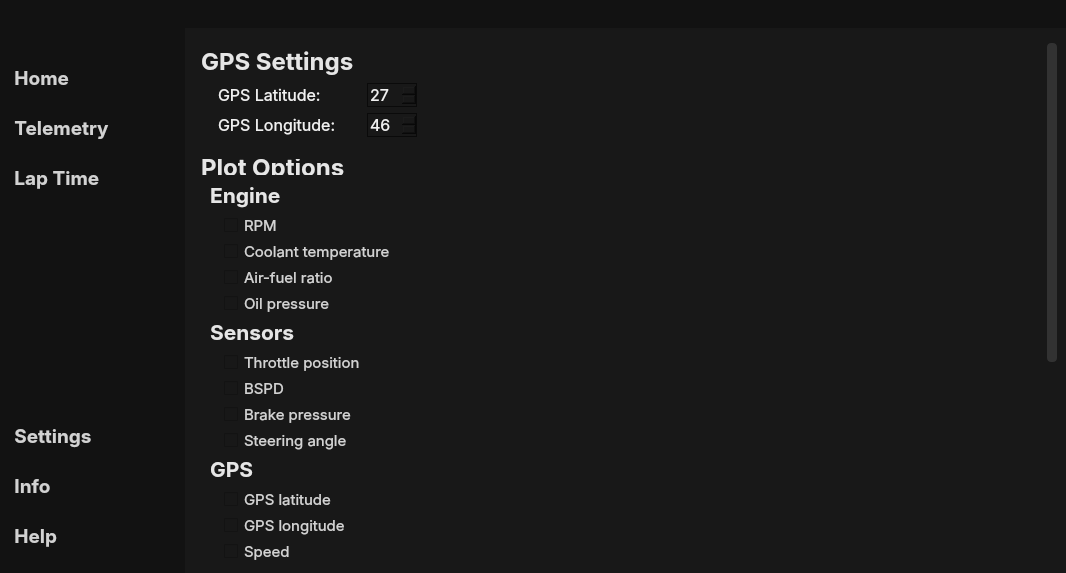
XRuRuX/FormulaStudentQT, file FormulaStudent/mainwindow.ui: the form before one commit.
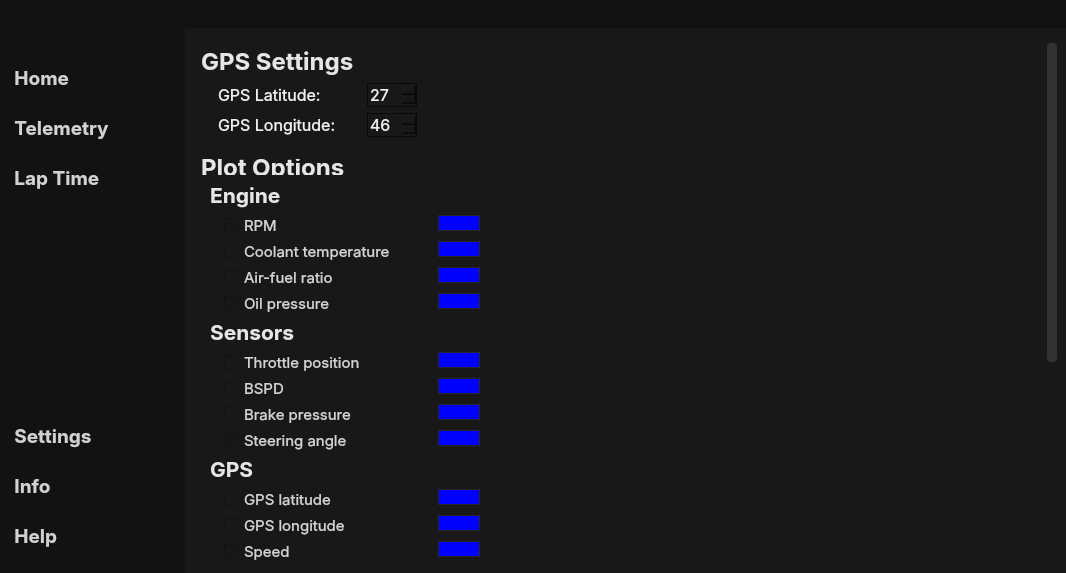
The form after the commit. The open tabs and pages were chosen to show the change. Icons and pictures are not drawn. Custom widgets are drawn as their Qt base class.

Commit message: Added option to change graph color for every element

```diff
--- a/FormulaStudent/mainwindow.ui
+++ b/FormulaStudent/mainwindow.ui
@@ -559,7 +559,7 @@
 }</string>
          </property>
          <property name="currentIndex">
-          <number>1</number>
+          <number>3</number>
          </property>
          <widget class="QWidget" name="homePage">
           <property name="styleSheet">
@@ -818,7 +818,7 @@
               <property name="geometry">
                <rect>
                 <x>0</x>
-                <y>0</y>
+                <y>-238</y>
                 <width>829</width>
                 <height>850</height>
                </rect>
@@ -950,7 +950,7 @@
                 <rect>
                  <x>0</x>
                  <y>106</y>
-                 <width>841</width>
+                 <width>851</width>
                  <height>738</height>
                 </rect>
                </property>
@@ -963,10 +963,18 @@
                <property name="styleSheet">
                 <string notr="true">QCheckBox {
 padding-left: 30px;
+padding-right: 20px;
+}
+
+QPushButton {
+background-color: blue;
+max-width: 30px;
+max-height: 10px;
+border: 1px solid rgb(40, 40, 40);
 }</string>
                </property>
-               <layout class="QVBoxLayout" name="verticalLayout_9">
-                <item>
+               <layout class="QFormLayout" name="formLayout_2">
+                <item row="0" column="0">
                  <widget class="QLabel" name="plotOptionsLabel">
                   <property name="font">
                    <font>
@@ -984,7 +992,7 @@
                   </property>
                  </widget>
                 </item>
-                <item>
+                <item row="1" column="0">
                  <widget class="QLabel" name="engineLabel">
                   <property name="font">
                    <font>
@@ -1002,7 +1010,7 @@
                   </property>
                  </widget>
                 </item>
-                <item>
+                <item row="2" column="0">
                  <widget class="QCheckBox" name="rpmCheckBox">
                   <property name="font">
                    <font>
@@ -1015,7 +1023,17 @@
                   </property>
                  </widget>
                 </item>
-                <item>
+                <item row="2" column="1">
+                 <widget class="QPushButton" name="rpmColorPicker">
+                  <property name="styleSheet">
+                   <string notr="true"/>
+                  </property>
+                  <property name="text">
+                   <string/>
+                  </property>
+                 </widget>
+                </item>
+                <item row="3" column="0">
                  <widget class="QCheckBox" name="coolantTempCheckBox">
                   <property name="font">
                    <font>
@@ -1028,7 +1046,17 @@
                   </property>
                  </widget>
                 </item>
-                <item>
+                <item row="3" column="1">
+                 <widget class="QPushButton" name="coolantTempColorPicker">
+                  <property name="styleSheet">
+                   <string notr="true"/>
+                  </property>
+                  <property name="text">
+                   <string/>
+                  </property>
+                 </widget>
+                </item>
+                <item row="4" column="0">
                  <widget class="QCheckBox" name="afrCheckBox">
                   <property name="font">
                    <font>
@@ -1041,7 +1069,17 @@
                   </property>
                  </widget>
                 </item>
-                <item>
+                <item row="4" column="1">
+                 <widget class="QPushButton" name="afrColorPicker">
+                  <property name="styleSheet">
+                   <string notr="true"/>
+                  </property>
+                  <property name="text">
+                   <string/>
+                  </property>
+                 </widget>
+                </item>
+                <item row="5" column="0">
                  <widget class="QCheckBox" name="oilPressureCheckBox">
                   <property name="font">
                    <font>
@@ -1054,7 +1092,17 @@
                   </property>
                  </widget>
                 </item>
-                <item>
+                <item row="5" column="1">
+                 <widget class="QPushButton" name="oilPressureColorPicker">
+                  <property name="styleSheet">
+                   <string notr="true"/>
+                  </property>
+                  <property name="text">
+                   <string/>
+                  </property>
+                 </widget>
+                </item>
+                <item row="6" column="0">
                  <widget class="QLabel" name="senorsLabel">
                   <property name="font">
                    <font>
@@ -1072,7 +1120,7 @@
                   </property>
                  </widget>
                 </item>
-                <item>
+                <item row="7" column="0">
                  <widget class="QCheckBox" name="throttlePositionCheckBox">
                   <property name="font">
                    <font>
@@ -1085,7 +1133,17 @@
                   </property>
                  </widget>
                 </item>
-                <item>
+                <item row="7" column="1">
+                 <widget class="QPushButton" name="throttlePositionColorPicker">
+                  <property name="styleSheet">
+                   <string notr="true"/>
+                  </property>
+                  <property name="text">
+                   <string/>
+                  </property>
+                 </widget>
+                </item>
+                <item row="8" column="0">
                  <widget class="QCheckBox" name="bspdCheckBox">
                   <property name="font">
                    <font>
@@ -1098,7 +1156,17 @@
                   </property>
                  </widget>
                 </item>
-                <item>
+                <item row="8" column="1">
+                 <widget class="QPushButton" name="bspdColorPicker">
+                  <property name="styleSheet">
+                   <string notr="true"/>
+                  </property>
+                  <property name="text">
+                   <string/>
+                  </property>
+                 </widget>
+                </item>
+                <item row="9" column="0">
                  <widget class="QCheckBox" name="brakePressureCheckBox">
                   <property name="font">
                    <font>
@@ -1111,7 +1179,17 @@
                   </property>
                  </widget>
                 </item>
-                <item>
+                <item row="9" column="1">
+                 <widget class="QPushButton" name="brakePressureColorPicker">
+                  <property name="styleSheet">
+                   <string notr="true"/>
+                  </property>
+                  <property name="text">
+                   <string/>
+                  </property>
+                 </widget>
+                </item>
+                <item row="10" column="0">
                  <widget class="QCheckBox" name="steeringAngleCheckBox">
                   <property name="font">
                    <font>
@@ -1124,7 +1202,17 @@
                   </property>
                  </widget>
                 </item>
-                <item>
+                <item row="10" column="1">
+                 <widget class="QPushButton" name="steeringAngleColorPicker">
+                  <property name="styleSheet">
+                   <string notr="true"/>
+                  </property>
+                  <property name="text">
+                   <string/>
+                  </property>
+                 </widget>
+                </item>
+                <item row="11" column="0">
                  <widget class="QLabel" name="gpsLabel">
                   <property name="font">
                    <font>
@@ -1142,7 +1230,7 @@
                   </property>
                  </widget>
                 </item>
-                <item>
+                <item row="12" column="0">
                  <widget class="QCheckBox" name="gpsLatitudeCheckBox">
                   <property name="font">
                    <font>
@@ -1155,7 +1243,17 @@
                   </property>
                  </widget>
                 </item>
-                <item>
+                <item row="12" column="1">
+                 <widget class="QPushButton" name="gpsLatitudeColorPicker">
+                  <property name="styleSheet">
+                   <string notr="true"/>
+                  </property>
+                  <property name="text">
+                   <string/>
+                  </property>
+                 </widget>
+                </item>
+                <item row="13" column="0">
                  <widget class="QCheckBox" name="gpsLongitudeCheckBox">
                   <property name="font">
                    <font>
@@ -1168,7 +1266,17 @@
                   </property>
                  </widget>
                 </item>
-                <item>
+                <item row="13" column="1">
+                 <widget class="QPushButton" name="gpsLongitudeColorPicker">
+                  <property name="styleSheet">
+                   <string notr="true"/>
+                  </property>
+                  <property name="text">
+                   <string/>
+                  </property>
+                 </widget>
+                </item>
+                <item row="14" column="0">
                  <widget class="QCheckBox" name="speedCheckBox">
                   <property name="font">
                    <font>
@@ -1181,7 +1289,17 @@
                   </property>
                  </widget>
                 </item>
-                <item>
+                <item row="14" column="1">
+                 <widget class="QPushButton" name="speedColorPicker">
+                  <property name="styleSheet">
+                   <string notr="true"/>
+                  </property>
+                  <property name="text">
+                   <string/>
+                  </property>
+                 </widget>
+                </item>
+                <item row="15" column="0">
                  <widget class="QLabel" name="suspensionLabel">
                   <property name="font">
                    <font>
@@ -1199,7 +1317,7 @@
                   </property>
                  </widget>
                 </item>
-                <item>
+                <item row="16" column="0">
                  <widget class="QCheckBox" name="damper1CheckBox">
                   <property name="font">
                    <font>
@@ -1212,7 +1330,17 @@
                   </property>
                  </widget>
                 </item>
-                <item>
+                <item row="16" column="1">
+                 <widget class="QPushButton" name="damper1ColorPicker">
+                  <property name="styleSheet">
+                   <string notr="true"/>
+                  </property>
+                  <property name="text">
+                   <string/>
+                  </property>
+                 </widget>
+                </item>
+                <item row="17" column="0">
                  <widget class="QCheckBox" name="damper2CheckBox">
                   <property name="font">
                    <font>
@@ -1225,7 +1353,17 @@
                   </property>
                  </widget>
                 </item>
-                <item>
+                <item row="17" column="1">
+                 <widget class="QPushButton" name="damper2ColorPicker">
+                  <property name="styleSheet">
+                   <string notr="true"/>
+                  </property>
+                  <property name="text">
+                   <string/>
+                  </property>
+                 </widget>
+                </item>
+                <item row="18" column="0">
                  <widget class="QCheckBox" name="damper3CheckBox">
                   <property name="font">
                    <font>
@@ -1238,7 +1376,17 @@
                   </property>
                  </widget>
                 </item>
-                <item>
+                <item row="18" column="1">
+                 <widget class="QPushButton" name="damper3ColorPicker">
+                  <property name="styleSheet">
+                   <string notr="true"/>
+                  </property>
+                  <property name="text">
+                   <string/>
+                  </property>
+                 </widget>
+                </item>
+                <item row="19" column="0">
                  <widget class="QCheckBox" name="damper4CheckBox">
                   <property name="font">
                    <font>
@@ -1251,8 +1399,18 @@
                   </property>
                  </widget>
                 </item>
-                <item>
-                 <widget class="QLabel" name="gpsLabel_3">
+                <item row="19" column="1">
+                 <widget class="QPushButton" name="damper4ColorPicker">
+                  <property name="styleSheet">
+                   <string notr="true"/>
+                  </property>
+                  <property name="text">
+                   <string/>
+                  </property>
+                 </widget>
+                </item>
+                <item row="20" column="0">
+                 <widget class="QLabel" name="motionLabel">
                   <property name="font">
                    <font>
                     <family>Inter</family>
@@ -1269,7 +1427,7 @@
                   </property>
                  </widget>
                 </item>
-                <item>
+                <item row="21" column="0">
                  <widget class="QCheckBox" name="accelerationXCheckBox">
                   <property name="font">
                    <font>
@@ -1282,7 +1440,17 @@
                   </property>
                  </widget>
                 </item>
-                <item>
+                <item row="21" column="1">
+                 <widget class="QPushButton" name="accelerationXColorPicker">
+                  <property name="styleSheet">
+                   <string notr="true"/>
+                  </property>
+                  <property name="text">
+                   <string/>
+                  </property>
+                 </widget>
+                </item>
+                <item row="22" column="0">
                  <widget class="QCheckBox" name="accelerationYCheckBox">
                   <property name="font">
                    <font>
@@ -1295,7 +1463,17 @@
                   </property>
                  </widget>
                 </item>
-                <item>
+                <item row="22" column="1">
+                 <widget class="QPushButton" name="accelerationYColorPicker">
+                  <property name="styleSheet">
+                   <string notr="true"/>
+                  </property>
+                  <property name="text">
+                   <string/>
+                  </property>
+                 </widget>
+                </item>
+                <item row="23" column="0">
                  <widget class="QCheckBox" name="accelerationZCheckBox">
                   <property name="font">
                    <font>
@@ -1308,7 +1486,17 @@
                   </property>
                  </widget>
                 </item>
-                <item>
+                <item row="23" column="1">
+                 <widget class="QPushButton" name="accelerationZColorPicker">
+                  <property name="styleSheet">
+                   <string notr="true"/>
+                  </property>
+                  <property name="text">
+                   <string/>
+                  </property>
+                 </widget>
+                </item>
+                <item row="24" column="0">
                  <widget class="QCheckBox" name="angleXCheckBox">
                   <property name="font">
                    <font>
@@ -1321,7 +1509,17 @@
                   </property>
                  </widget>
                 </item>
-                <item>
+                <item row="24" column="1">
+                 <widget class="QPushButton" name="angleXColorPicker">
+                  <property name="styleSheet">
+                   <string notr="true"/>
+                  </property>
+                  <property name="text">
+                   <string/>
+                  </property>
+                 </widget>
+                </item>
+                <item row="25" column="0">
                  <widget class="QCheckBox" name="angleYCheckBox">
                   <property name="font">
                    <font>
@@ -1334,7 +1532,17 @@
                   </property>
                  </widget>
                 </item>
-                <item>
+                <item row="25" column="1">
+                 <widget class="QPushButton" name="angleYColorPicker">
+                  <property name="styleSheet">
+                   <string notr="true"/>
+                  </property>
+                  <property name="text">
+                   <string/>
+                  </property>
+                 </widget>
+                </item>
+                <item row="26" column="0">
                  <widget class="QCheckBox" name="angleZCheckBox">
                   <property name="font">
                    <font>
@@ -1347,6 +1555,16 @@
                   </property>
                  </widget>
                 </item>
+                <item row="26" column="1">
+                 <widget class="QPushButton" name="angleZColorPicker">
+                  <property name="styleSheet">
+                   <string notr="true"/>
+                  </property>
+                  <property name="text">
+                   <string/>
+                  </property>
+                 </widget>
+                </item>
                </layout>
               </widget>
              </widget>
```
The commit also changes 6 other files.
